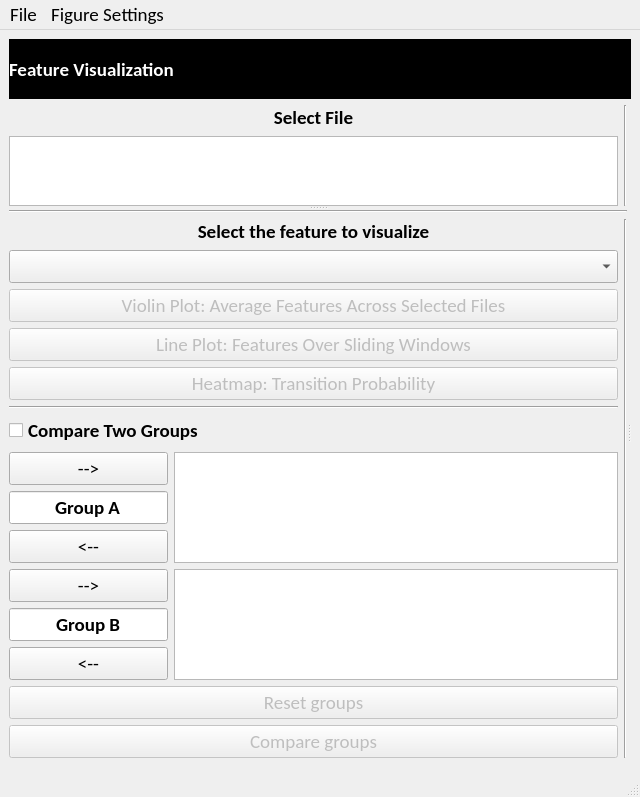
Qt form EEG_COMET/ui/FeatureVisualizationWindow.ui (eeg-comet/eeg-comet) before a commit.
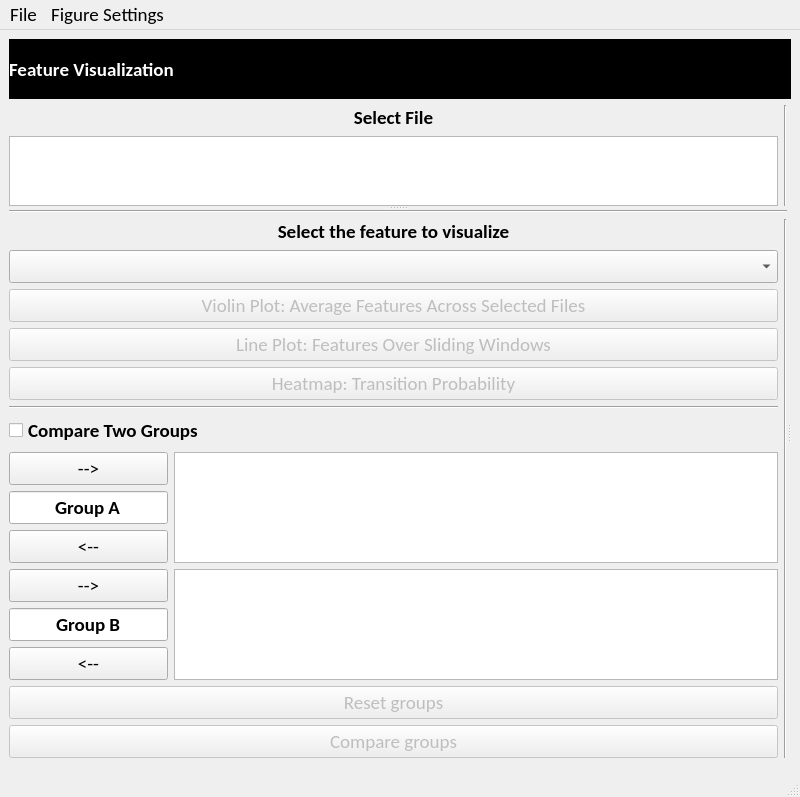
The same form after that commit.

What changed in the file:
```diff
--- a/EEG_COMET/ui/FeatureVisualizationWindow.ui
+++ b/EEG_COMET/ui/FeatureVisualizationWindow.ui
@@ -6,8 +6,8 @@
    <rect>
     <x>0</x>
     <y>0</y>
-    <width>640</width>
-    <height>548</height>
+    <width>800</width>
+    <height>590</height>
    </rect>
   </property>
   <property name="font">
@@ -482,11 +482,23 @@
     <rect>
      <x>0</x>
      <y>0</y>
-     <width>640</width>
-     <height>18</height>
+     <width>800</width>
+     <height>24</height>
     </rect>
    </property>
+   <property name="font">
+    <font>
+     <family>Calibri</family>
+     <pointsize>14</pointsize>
+    </font>
+   </property>
    <widget class="QMenu" name="menuFigure_Settings">
+    <property name="font">
+     <font>
+      <family>Calibri</family>
+      <pointsize>14</pointsize>
+     </font>
+    </property>
     <property name="title">
      <string>File</string>
     </property>
```
